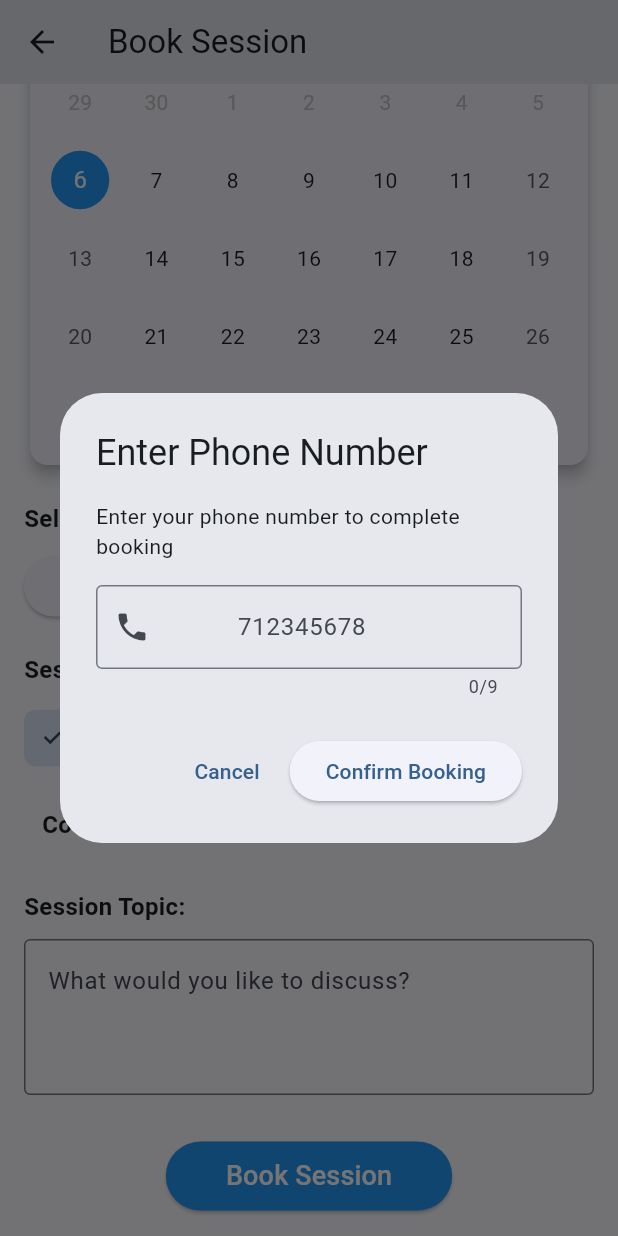
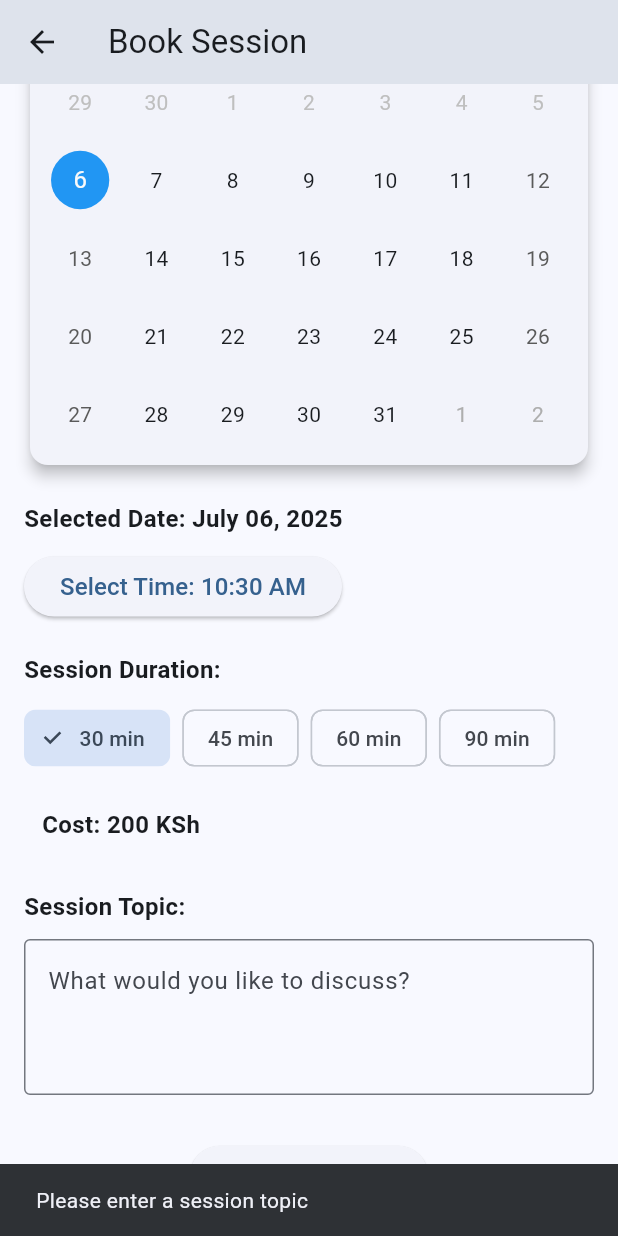
Before and after one commit to BrickSigma/mental_health_support_app, a Flutter app: the BookSession screen opened directly with empty values, scrolled down 122 dp, after a tap on "Book Session", on a phone screen of 412 x 824 dp. Run offline on Flutter 3.47's test engine with Material 3 defaults, Android fonts, the phone set to English and light mode, and no system bars; drawn by our look-alikes of table_calendar; our stand-ins replace cloud_firestore, email_validator, firebase_auth, firebase_core, fl_chart, font_awesome_flutter and 2 more; missing offline and left inert: prompt_dialog, stream_video, stream_video_flutter; accounts and stored records are empty; generated files the repository leaves out were written again.

Commit message:
added confirmation for sesion topic

```diff
--- a/lib/views/app/patient/book_session.dart
+++ b/lib/views/app/patient/book_session.dart
@@ -303,16 +303,20 @@ class _BookSessionState extends State<BookSession> {
             const SizedBox(height: 30),
             Center(
               child: ElevatedButton(
-                onPressed: () => _showPhoneNumberDialog(context),
-                style: ElevatedButton.styleFrom(
-                  padding: const EdgeInsets.symmetric(horizontal: 40, vertical: 10),
-                  backgroundColor: Colors.blue,
+                onPressed: () {
+                    if (_topicController.text.trim().isEmpty) {
+                      ScaffoldMessenger.of(context).showSnackBar(
+                        const SnackBar(content: Text('Please enter a session topic')),
+                      );
+                      return;
+                    }
+                    _showPhoneNumberDialog(context);
+                  },
+                  child: const Text(
+                    'Book Session',
+                    style: TextStyle(fontSize: 18, color: Colors.white),
+                  ),
                 ),
-                child: const Text(
-                  'Book Session',
-                  style: TextStyle(fontSize: 18, color: Colors.white),
-                ),
-              ),
             ),
           ],
         ),
```
